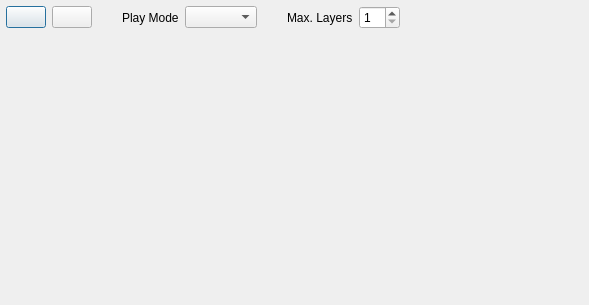
Before: the Qt Designer form src/Common/gui/LooperWindow.ui in elieserdejesus/JamTaba, drawn with Qt 5.
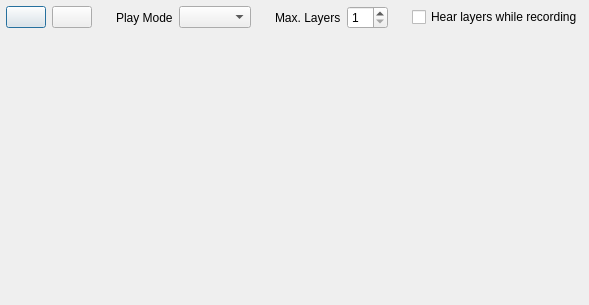
After: the same form once the commit is applied. Icons and pictures are not drawn.

Commit message: Adding check box to enable/disable 'hear layers while recording'

```diff
--- a/src/Common/gui/LooperWindow.ui
+++ b/src/Common/gui/LooperWindow.ui
@@ -88,7 +88,7 @@
         </property>
         <property name="sizeHint" stdset="0">
          <size>
-          <width>24</width>
+          <width>18</width>
           <height>20</height>
          </size>
         </property>
@@ -117,7 +117,7 @@
         </property>
         <property name="sizeHint" stdset="0">
          <size>
-          <width>24</width>
+          <width>18</width>
           <height>20</height>
          </size>
         </property>
@@ -145,14 +145,30 @@
         <property name="orientation">
          <enum>Qt::Horizontal</enum>
         </property>
+        <property name="sizeType">
+         <enum>QSizePolicy::Fixed</enum>
+        </property>
         <property name="sizeHint" stdset="0">
          <size>
-          <width>40</width>
+          <width>18</width>
           <height>20</height>
          </size>
         </property>
        </spacer>
       </item>
+      <item>
+       <widget class="QCheckBox" name="checkBoxHearLayersWhileRecording">
+        <property name="sizePolicy">
+         <sizepolicy hsizetype="MinimumExpanding" vsizetype="Fixed">
+          <horstretch>0</horstretch>
+          <verstretch>0</verstretch>
+         </sizepolicy>
+        </property>
+        <property name="text">
+         <string>Hear layers while recording</string>
+        </property>
+       </widget>
+      </item>
      </layout>
     </widget>
    </item>
```
The commit also changes 3 other files.
